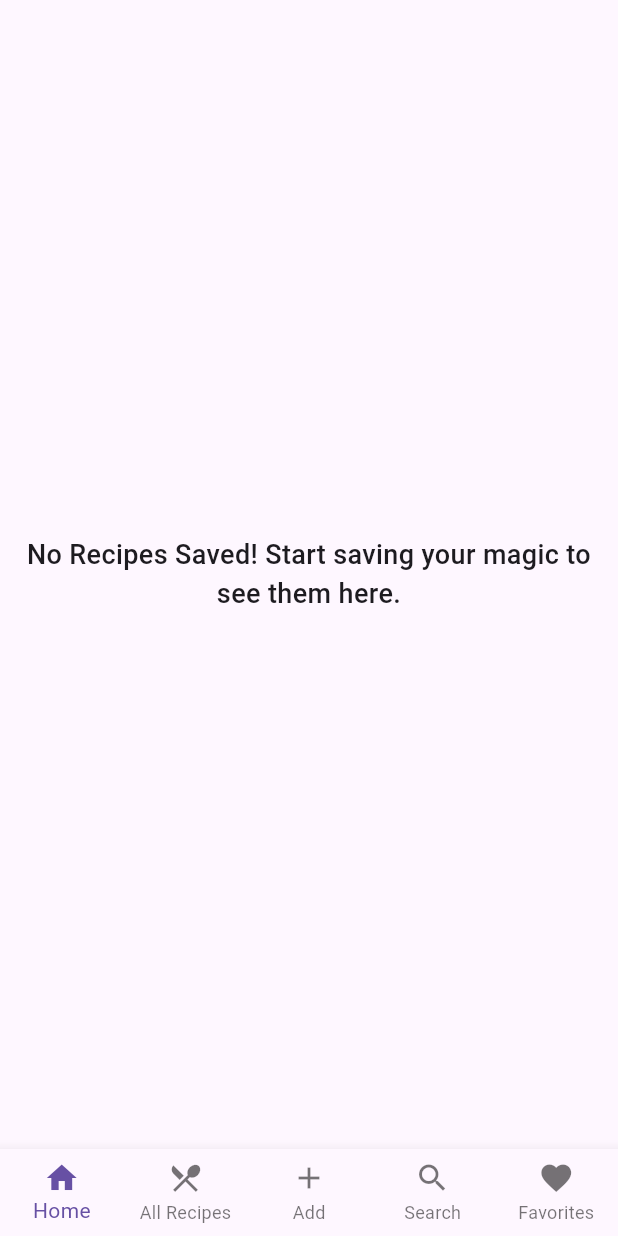
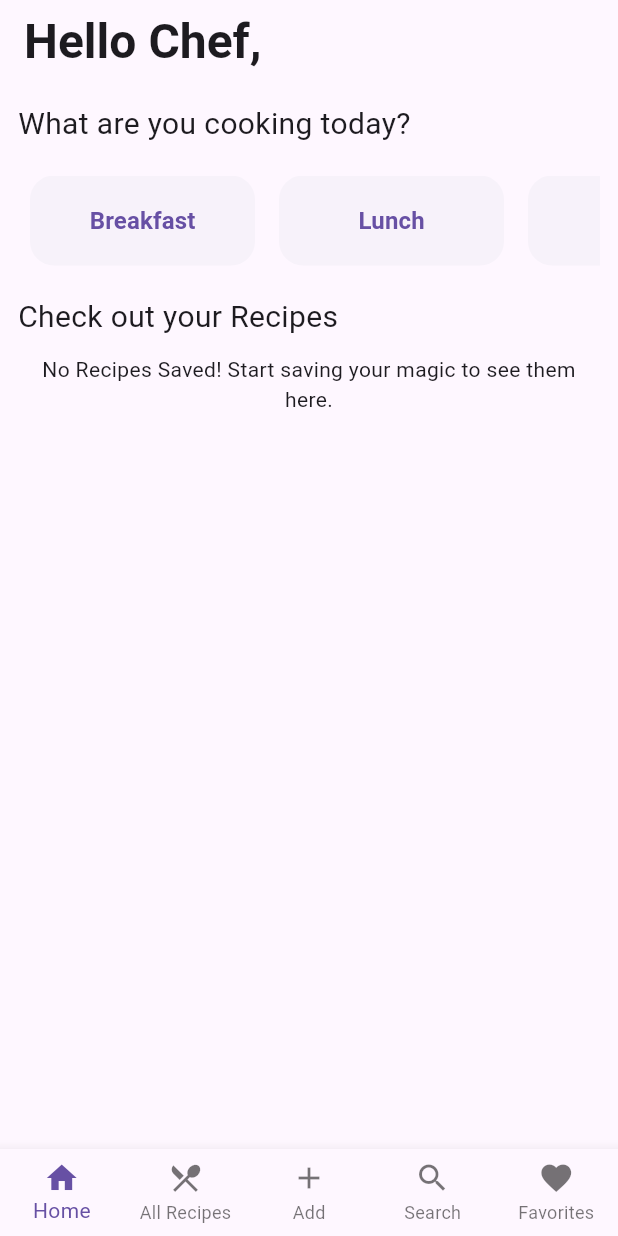
Before and after one commit to BatoulHS/Recipe_App, a Flutter app: the screen it shows after launch, on a phone screen of 412 x 824 dp. Run offline on Flutter 3.47's test engine with Material 3 defaults, Android fonts, the phone set to English and light mode, and no system bars; our stand-ins replace image_picker, sqflite; missing offline and left inert: material_duration_picker; accounts and stored records are empty.

Commit message:
UI Enhancements

```diff
--- a/lib/screens/home_screen.dart
+++ b/lib/screens/home_screen.dart
@@ -13,6 +13,9 @@ class HomeScreen extends StatelessWidget {
   final List<Category> _categories = Category.values;
 
   List<Recipe> _getRandomRecipes(List<Recipe> allRecipes, int count) {
+    if (allRecipes.isEmpty) {
+      return [];
+    }
     final shuffled = List.of(allRecipes)..shuffle();
     return shuffled.take(count).toList();
   }
@@ -20,16 +23,50 @@ class HomeScreen extends StatelessWidget {
   @override
   Widget build(BuildContext context) {
     final randomRecipes = _getRandomRecipes(savedRecipes, 6);
+    Widget content;
+    if (randomRecipes.isEmpty) {
+      content = const Center(
+        child: Text('No Recipes Saved! Start saving your magic to see them here.', textAlign: TextAlign.center),
+      );
+    } else {
+      content = GridView.builder(
+        padding: const EdgeInsets.all(8.0),
+        shrinkWrap: true,
+        physics: const NeverScrollableScrollPhysics(),
+        gridDelegate: const SliverGridDelegateWithFixedCrossAxisCount(
+          crossAxisCount: 2,
+          crossAxisSpacing: 16,
+          mainAxisSpacing: 16,
+          childAspectRatio: 0.7,
+        ),
+        itemCount: randomRecipes.length,
+        itemBuilder:
+            (context, index) => RecipeGridCard(
+              recipe: randomRecipes[index],
+              onTap:
+                  () => Navigator.push(
+                    context,
+                    MaterialPageRoute(
+                      builder:
+                          (context) =>
+                              RecipeDetails(recipe: randomRecipes[index]),
+                    ),
+                  ),
+            ),
+      );
+    }
     return Scaffold(
+      appBar: AppBar(
+        title: const Text(
+          'Hello Chef,',
+          style: TextStyle(fontSize: 32, fontWeight: FontWeight.bold),
+        ),
+      ),
       body: Padding(
-        padding: EdgeInsets.fromLTRB(10, 20, 10, 10),
+        // padding: EdgeInsets.fromLTRB(10, 20, 10, 10),
+        padding: const EdgeInsets.all(12.0),
         child: ListView(
           children: [
-            Text(
-              "Hello Chef,",
-              style: TextStyle(fontSize: 32, fontWeight: FontWeight.bold),
-            ),
-            const SizedBox(height: 10),
             Text("What are you cooking today?", style: TextStyle(fontSize: 20)),
             const SizedBox(height: 20),
             SizedBox(
@@ -59,31 +96,7 @@ class HomeScreen extends StatelessWidget {
             const SizedBox(height: 20),
             Text("Check out your Recipes", style: TextStyle(fontSize: 20)),
             const SizedBox(height: 10),
-            GridView.builder(
-              padding: const EdgeInsets.all(16),
-              shrinkWrap: true,
-              physics: const NeverScrollableScrollPhysics(),
-              gridDelegate: const SliverGridDelegateWithFixedCrossAxisCount(
-                crossAxisCount: 2,
-                crossAxisSpacing: 16,
-                mainAxisSpacing: 16,
-                childAspectRatio: 0.7,
-              ),
-              itemCount: randomRecipes.length,
-              itemBuilder:
-                  (context, index) => RecipeGridCard(
-                    recipe: randomRecipes[index],
-                    onTap:
-                        () => Navigator.push(
-                          context,
-                          MaterialPageRoute(
-                            builder:
-                                (context) =>
-                                    RecipeDetails(recipe: randomRecipes[index]),
-                          ),
-                        ),
-                  ),
-            ),
+            content,
           ],
         ),
       ),
--- a/lib/screens/new_recipe.dart
+++ b/lib/screens/new_recipe.dart
@@ -88,7 +88,11 @@ class _NewRecipeState extends State<NewRecipe> {
   String _formatDuration(Duration duration) {
     final hours = duration.inHours;
     final minutes = duration.inMinutes.remainder(60);
-    return '$hours:$minutes';
+    if (hours > 0) {
+      return '$hours:${minutes.toString().padLeft(2, '0')}';
+    } else {
+      return '0:${minutes.toString().padLeft(2, '0')}';
+    }
   }
 
  String? _imagePath;
--- a/lib/screens/tabs.dart
+++ b/lib/screens/tabs.dart
@@ -1,9 +1,10 @@
 import 'package:flutter/material.dart';
 import 'package:recipe_app/models/recipe.dart';
 import 'package:recipe_app/data/recipe_storage.dart';
-import 'package:recipe_app/recipes_app.dart';
+// import 'package:recipe_app/recipes_app.dart';
 import 'package:recipe_app/screens/all_recipes.dart';
 import 'package:recipe_app/screens/favorites_screen.dart';
+import 'package:recipe_app/screens/home_screen.dart';
 import 'package:recipe_app/screens/new_recipe.dart';
 import 'package:recipe_app/screens/search_screen.dart';
 
@@ -41,7 +42,8 @@ class _TabScreenState extends State<TabScreen> {
 
   @override
   Widget build(BuildContext context) {
-    Widget activePage = RecipesApp(savedRecipesList: widget.savedRecipes);
+    // Widget activePage = RecipesApp(savedRecipesList: widget.savedRecipes);
+    Widget activePage = HomeScreen(savedRecipes: widget.savedRecipes);
 
     if (_selectedIndex == 1) {
       activePage = AllRecipes(recipesList: widget.savedRecipes);
@@ -52,7 +54,7 @@ class _TabScreenState extends State<TabScreen> {
     }
 
     if (_selectedIndex == 3) {
-      activePage = SearchScreen(recipesList: widget.savedRecipes,);
+      activePage = SearchScreen(recipesList: widget.savedRecipes);
     }
 
     if (_selectedIndex == 4) {
--- a/lib/widgets/category_button.dart
+++ b/lib/widgets/category_button.dart
@@ -15,8 +15,8 @@ class CategoryButton extends StatelessWidget {
       child: ElevatedButton(
         onPressed:onPressed,
         style: ElevatedButton.styleFrom(
-          backgroundColor: Colors.white,
-          foregroundColor: Colors.black,
+          // backgroundColor: Colors.white,
+          // foregroundColor: Colors.black,
           minimumSize: const Size(150, 100),
           shape: RoundedRectangleBorder(
             borderRadius: BorderRadius.circular(16),
```
Also changed, not shown: lib/screens/all_recipes.dart (+16 -7 lines), lib/screens/category_recipes.dart (+29 -11 lines), lib/screens/favorites_screen.dart (+13 -1 lines), lib/screens/recipe_details.dart (+30 -39 lines), lib/screens/search_screen.dart (+16 -10 lines), lib/widgets/recipe_card.dart (+4 -5 lines).
